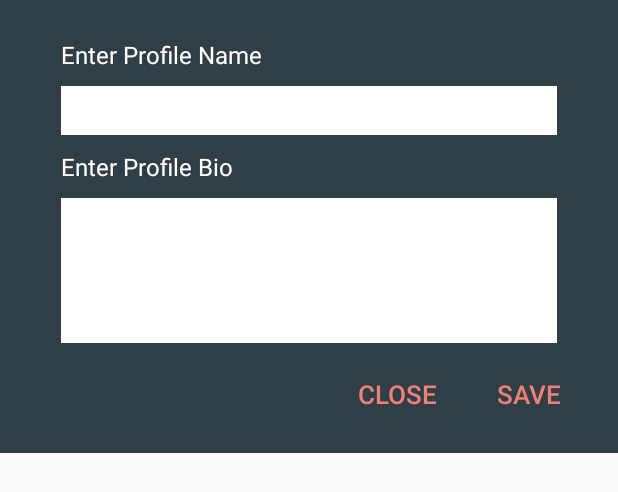
After one commit to Kobidl/RadioGroup, an Android app: the layout edit_name_bio_dialog.xml on its own in the app's theme, with its tools: preview values and no code run, on a phone screen of 412 x 824 dp. The commit adds this screen. Shown: the top 492 px of the screen. Run offline under Robolectric (Android 15) with nearby library versions, the phone set to English and light mode, and no system bars.

Commit message:
Edit profile  implemented
- Edit profile now shows a dialog which allows selecting between changing profile pic or name and bio

- Edit profile pic uploads image to firebase storage and saves url to it in user database

- Edit name and bio updates User details in the database and also creates a snapshot in shared prefs

```diff
--- /dev/null
+++ b/app/src/main/res/layout/edit_name_bio_dialog.xml
@@ -0,0 +1,89 @@
+<LinearLayout xmlns:android="http://schemas.android.com/apk/res/android"
+    android:orientation="vertical"
+    android:layout_width="match_parent"
+    android:layout_height="wrap_content"
+    android:background="@color/colorDarkBackground"
+    android:padding="15dp"
+    >
+
+    <LinearLayout
+        android:layout_width="match_parent"
+        android:layout_height="wrap_content"
+        android:padding="10dp"
+        android:orientation="vertical">
+
+        <TextView
+            android:layout_width="match_parent"
+            android:layout_height="wrap_content"
+            android:text="Enter Profile Name"
+            android:textSize="16sp"
+            android:textColor="#ffffff"
+            android:layout_gravity="center"
+            android:layout_marginHorizontal="15dp"
+            />
+
+        <EditText
+            android:layout_width="match_parent"
+            android:layout_height="wrap_content"
+            android:background="@color/white"
+            android:layout_marginHorizontal="15dp"
+            android:layout_marginTop="10dp"
+            android:padding="4dp"
+            android:id="@+id/et_fullname"
+            android:textColor="#000000"
+            android:inputType="text"/>
+
+        <TextView
+            android:layout_width="match_parent"
+            android:layout_height="wrap_content"
+            android:text="Enter Profile Bio"
+            android:textSize="16sp"
+            android:textColor="#ffffff"
+            android:layout_gravity="center"
+            android:layout_marginHorizontal="15dp"
+            android:layout_marginTop="10dp"/>
+
+        <EditText
+            android:layout_width="match_parent"
+            android:layout_height="wrap_content"
+            android:background="@color/white"
+            android:layout_marginHorizontal="15dp"
+            android:layout_marginTop="10dp"
+            android:padding="4dp"
+            android:id="@+id/et_bio"
+            android:lines="4"
+            android:textColor="#000000"/>
+
+
+    </LinearLayout>
+
+    <LinearLayout
+        android:layout_width="wrap_content"
+        android:layout_height="wrap_content"
+        android:gravity="end"
+        android:layout_gravity="end"
+        android:orientation="horizontal">
+
+        <Button
+            android:layout_width="wrap_content"
+            android:layout_height="wrap_content"
+            android:text="@string/close"
+            android:background="@android:color/transparent"
+            android:textColor="@color/colorOrange"
+            android:textSize="17sp"
+            android:id="@+id/close_dialog_btn"
+            />
+
+        <Button
+            android:layout_width="wrap_content"
+            android:layout_height="wrap_content"
+            android:text="@string/save"
+            android:background="@android:color/transparent"
+            android:textColor="@color/colorOrange"
+            android:textSize="17sp"
+            android:id="@+id/save_dialog_btn"
+            />
+
+    </LinearLayout>
+
+</LinearLayout>
--- a/app/src/main/res/layout/fragment_profile.xml
+++ b/app/src/main/res/layout/fragment_profile.xml
@@ -16,7 +16,7 @@
             android:layout_width="100dp"
             android:layout_height="100dp"
             android:layout_margin="25dp"
-            android:src="@drawable/ic_baseline_radio_24"
+            android:src="@drawable/default_profile_pic"
             android:id="@+id/iv_profile_pic"/>
 
         <RelativeLayout
```
Also changed, not shown: app/src/main/java/com/komi/radiogroup/pages/Profile.java (+315 -4 lines), app/src/main/res/layout/edit_profile_dialog.xml (+6 -32 lines), app/src/main/res/drawable/default_profile_pic.png (added).
